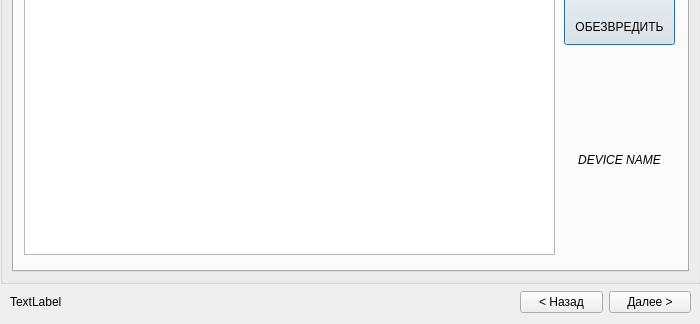
badcast/adskiller, file ui/mainwindow.ui: the form before one commit; both pictures show x 0 to 700 and y 176 to 500 of the 700 by 500 pixel window.
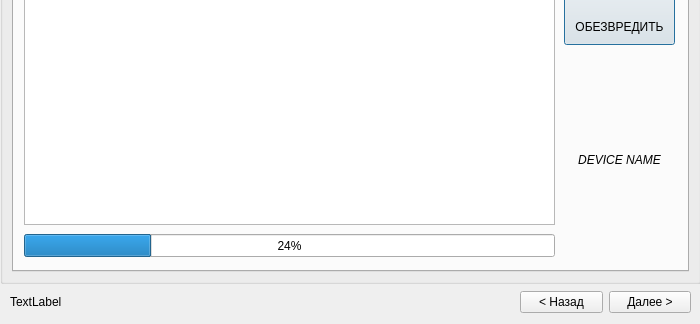
The form after the commit. The open tabs and pages were chosen to show the change. Icons and pictures are not drawn.

Patch:
```diff
--- a/ui/mainwindow.ui
+++ b/ui/mainwindow.ui
@@ -442,7 +442,7 @@
            <x>10</x>
            <y>20</y>
            <width>531</width>
-           <height>351</height>
+           <height>321</height>
           </rect>
          </property>
          <property name="tabletTracking">
@@ -500,9 +500,9 @@
         <widget class="QLabel" name="deviceLabelName">
          <property name="geometry">
           <rect>
-           <x>550</x>
+           <x>540</x>
            <y>180</y>
-           <width>111</width>
+           <width>131</width>
            <height>191</height>
           </rect>
          </property>
@@ -525,7 +525,20 @@
           <bool>true</bool>
          </property>
          <property name="textInteractionFlags">
-          <set>Qt::NoTextInteraction</set>
+          <set>Qt::TextInteractionFlag::NoTextInteraction</set>
+         </property>
+        </widget>
+        <widget class="QProgressBar" name="malwareProgressBar">
+         <property name="geometry">
+          <rect>
+           <x>10</x>
+           <y>350</y>
+           <width>531</width>
+           <height>23</height>
+          </rect>
+         </property>
+         <property name="value">
+          <number>24</number>
          </property>
         </widget>
        </widget>
```
Left out of the diff: 28 changed lines with no effect on the pictures.
